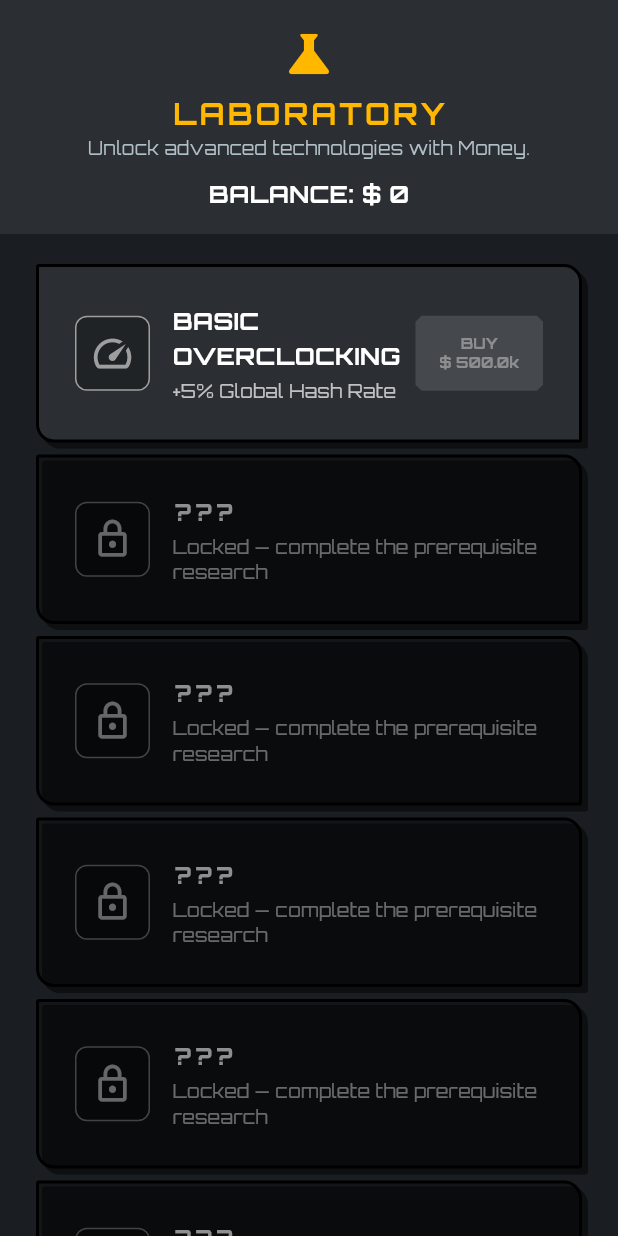
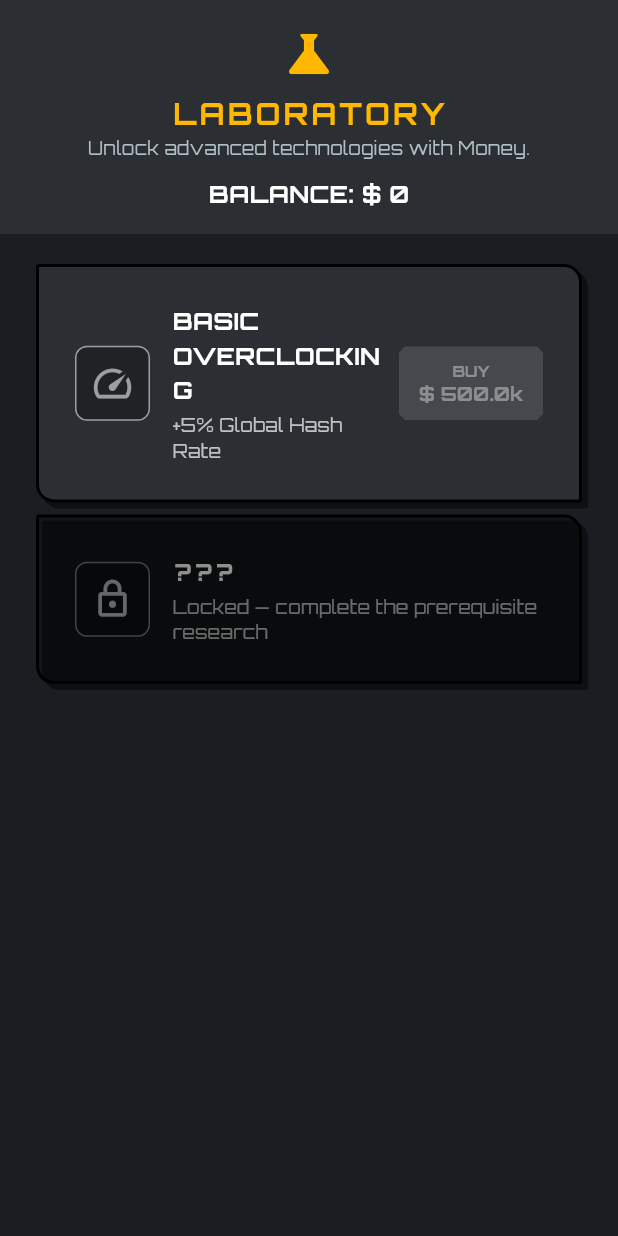
Before and after one commit to ContiHan/crypto-miner-tycoon, a Flutter app: the ResearchTab widget shown alone on an empty page, opened directly, after a tap on an icon or button, on a phone screen of 412 x 824 dp. Run offline on Flutter 3.47's test engine with Material 3 defaults, Android fonts, the phone set to English and light mode, and no system bars; our stand-ins replace audioplayers, google_fonts, shared_preferences; accounts and stored records are empty.

Commit message:
Layout polish: fixed-width buy buttons, stash title, single lab teaser
Per user feedback that text was touching/overflowing buttons and the stash
title was truncated:
- Rig / Perk / Research "BUY" buttons now have a FIXED width with a gap before
  them, so a long price never grows the button nor crowds the item name; long
  prices scale down via FittedBox (no ellipsis). Research "ACTIVE" shares the
  same fixed slot for alignment.
- Achievements trailing (CLAIM / checkmark) sits in a fixed-width slot.
- Stash app-bar title shows the full "STASH & BLACK MARKET" at a size that fits
  (was clipped to "STASH & BLACK MARK…") + FittedBox for very narrow screens.
- LAB shows a SINGLE "???" teaser for the next frontier node (like Perks),
  not one per frontier.

Live-verified on device; 173 tests green.

Co-Authored-By: Claude Opus 4.8 <noreply@anthropic.com>

```diff
--- a/lib/screens/achievements_screen.dart
+++ b/lib/screens/achievements_screen.dart
@@ -226,13 +226,20 @@ class _AchievementCard extends StatelessWidget {
                 ],
               ),
             ),
-            const SizedBox(width: 8),
-            // Trailing swaps between CLAIM -> checkmark with a scale pop.
-            AnimatedSwitcher(
-              duration: const Duration(milliseconds: 300),
-              transitionBuilder: (c, anim) =>
-                  ScaleTransition(scale: anim, child: c),
-              child: _trailing(),
+            const SizedBox(width: 12),
+            // Fixed-width trailing slot so the CLAIM button / checkmark always
+            // align and never crowd the title/description.
+            SizedBox(
+              width: 72,
+              child: Center(
+                // Trailing swaps between CLAIM -> checkmark with a scale pop.
+                child: AnimatedSwitcher(
+                  duration: const Duration(milliseconds: 300),
+                  transitionBuilder: (c, anim) =>
+                      ScaleTransition(scale: anim, child: c),
+                  child: _trailing(),
+                ),
+              ),
             ),
           ],
         ),
--- a/lib/screens/perks_screen.dart
+++ b/lib/screens/perks_screen.dart
@@ -129,13 +129,20 @@ class PerksScreen extends StatelessWidget {
                 ],
               ),
             ),
-            ElevatedButton(
+            const SizedBox(width: 12),
+            // Fixed-width action so it never grows with the price nor crowds the
+            // name; long prices scale down via FittedBox (no ellipsis).
+            SizedBox(
+              width: 96,
+              child: ElevatedButton(
                 onPressed: canAfford ? () => game.buyPerk(id) : null,
                 style: ElevatedButton.styleFrom(
                   backgroundColor: isMaxed
                       ? Colors.grey
                       : (canAfford ? AppTheme.accent : Colors.grey[800]),
                   foregroundColor: Colors.black,
+                  padding:
+                      const EdgeInsets.symmetric(horizontal: 6, vertical: 8),
                 ),
                 child: Column(
                   mainAxisSize: MainAxisSize.min,
@@ -144,10 +151,14 @@ class PerksScreen extends StatelessWidget {
                         style: const TextStyle(
                             fontSize: 10, fontWeight: FontWeight.bold)),
                     if (!isMaxed)
-                    Text(Formatter.formatNumber(cost.toDouble()),
+                      FittedBox(
+                        fit: BoxFit.scaleDown,
+                        child: Text(Formatter.formatNumber(cost.toDouble()),
                             style: const TextStyle(
                                 fontSize: 14, fontWeight: FontWeight.bold)),
+                      ),
                   ],
+                ),
               ),
             ),
           ],
--- a/lib/screens/research_tab.dart
+++ b/lib/screens/research_tab.dart
@@ -56,19 +56,40 @@ class ResearchTab extends StatelessWidget {
               ),
             ),
             Expanded(
-              child: ListView.builder(
+              child: ListView(
                 padding: const EdgeInsets.all(16),
-                itemCount: game.researchNodes.length,
-                itemBuilder: (context, index) {
-                  final node = game.researchNodes[index];
-                  return _buildResearchItem(context, game, node);
-                },
+                children: _buildResearchList(context, game),
               ),
             ),
           ],
         );
       },
     );
+  }
+
+  /// Unlocked/completed nodes, followed by a SINGLE "???" teaser for the next
+  /// frontier node (matches the Perks screen) — not one teaser per frontier.
+  List<Widget> _buildResearchList(BuildContext context, GameLogic game) {
+    final widgets = <Widget>[];
+    bool teaserShown = false;
+    for (final node in game.researchNodes) {
+      if (node.isCompleted || node.isUnlocked) {
+        widgets.add(_buildResearchItem(context, game, node));
+      } else if (!teaserShown) {
+        final onFrontier = node.requirements.every((reqId) {
+          final req = game.researchNodes.firstWhere(
+            (r) => r.id == reqId,
+            orElse: () => node,
+          );
+          return req.isCompleted || req.isUnlocked;
+        });
+        if (onFrontier) {
+          widgets.add(_buildLockedResearchTeaser());
+          teaserShown = true;
+        }
+      }
+    }
+    return widgets;
   }
 
   /// Dim "???" silhouette for a locked frontier research node.
@@ -201,40 +222,56 @@ class ResearchTab extends StatelessWidget {
                 ],
               ),
             ),
-            // Action
-            if (isCompleted)
-              const Text(
+            const SizedBox(width: 12),
+            // Fixed-width action slot so BUY never grows with the price nor
+            // crowds the name, and ACTIVE aligns with it. Long prices scale down
+            // via FittedBox (no ellipsis).
+            SizedBox(
+              width: 96,
+              child: isCompleted
+                  ? const Center(
+                      child: Text(
                         'ACTIVE',
                         style: TextStyle(
                           color: Colors.green,
                           fontWeight: FontWeight.bold,
                         ),
+                      ),
                     )
-            else
-              ElevatedButton(
+                  : ElevatedButton(
                       onPressed: canAfford
                           ? () {
                               game.buyResearch(node.id);
                             }
                           : null,
                       style: ElevatedButton.styleFrom(
-                  backgroundColor: canAfford
-                      ? AppTheme.accent
-                      : Colors.grey[800],
+                        backgroundColor:
+                            canAfford ? AppTheme.accent : Colors.grey[800],
                         foregroundColor: Colors.black,
                         padding: const EdgeInsets.symmetric(
-                    horizontal: 16,
-                    vertical: 12,
+                          horizontal: 6,
+                          vertical: 10,
                         ),
                       ),
+                      child: Column(
+                        mainAxisSize: MainAxisSize.min,
+                        children: [
+                          const Text(
+                            'BUY',
+                            style: TextStyle(
+                                fontSize: 10, fontWeight: FontWeight.bold),
+                          ),
+                          FittedBox(
+                            fit: BoxFit.scaleDown,
                             child: Text(
                               game.showFiatPrices
-                      ? 'BUY\n\$ ${Formatter.formatNumber(game.toFiat(costSats))}'
-                      : 'BUY\n${Formatter.formatBitcoin(costSats)}',
-                  textAlign: TextAlign.center,
+                                  ? '\$ ${Formatter.formatNumber(game.toFiat(costSats))}'
+                                  : Formatter.formatBitcoin(costSats),
                               style: const TextStyle(
-                    fontSize: 10,
-                    fontWeight: FontWeight.bold,
+                                  fontSize: 13, fontWeight: FontWeight.bold),
+                            ),
+                          ),
+                        ],
                       ),
                     ),
             ),
--- a/lib/screens/stash_screen.dart
+++ b/lib/screens/stash_screen.dart
@@ -194,9 +194,21 @@ class _StashScreenState extends State<StashScreen>
       backgroundColor: AppTheme.background,
       appBar: AppBar(
         backgroundColor: AppTheme.surface,
-        title: Text(
-          'STASH & BLACK MARKET',
-          style: GoogleFonts.orbitron(fontWeight: FontWeight.bold),
+        centerTitle: true,
+        // Full title at a size that fits; FittedBox scales down further on very
+        // narrow screens so it never truncates with an ellipsis.
+        title: FittedBox(
+          fit: BoxFit.scaleDown,
+          child: Text(
+            'STASH & BLACK MARKET',
+            maxLines: 1,
+            style: GoogleFonts.orbitron(
+              fontWeight: FontWeight.bold,
+              fontSize: 15,
+              letterSpacing: 0.5,
+              color: AppTheme.accent,
+            ),
+          ),
         ),
         bottom: TabBar(
           controller: _tabController,
--- a/lib/widgets/rig_list_item.dart
+++ b/lib/widgets/rig_list_item.dart
@@ -225,8 +225,13 @@ class _RigListItemState extends State<RigListItem> with SingleTickerProviderStat
                   child: AnimatedContainer(
                     key: _buttonKey,
                     duration: const Duration(milliseconds: 120),
-                    constraints: const BoxConstraints(minWidth: 80, minHeight: 40),
-                    padding: const EdgeInsets.symmetric(horizontal: 12, vertical: 8),
+                    // Fixed size so the button never grows with a long price and
+                    // never crowds the rig name. Long prices scale DOWN via the
+                    // FittedBox below (no ellipsis).
+                    width: 104,
+                    height: 48,
+                    alignment: Alignment.center,
+                    padding: const EdgeInsets.symmetric(horizontal: 8, vertical: 6),
                     decoration: BoxDecoration(
                       color: canAfford ? AppTheme.accent : Colors.grey[800],
                       borderRadius: BorderRadius.circular(4),
```
Lines whose indentation alone changed are shown as unchanged.
